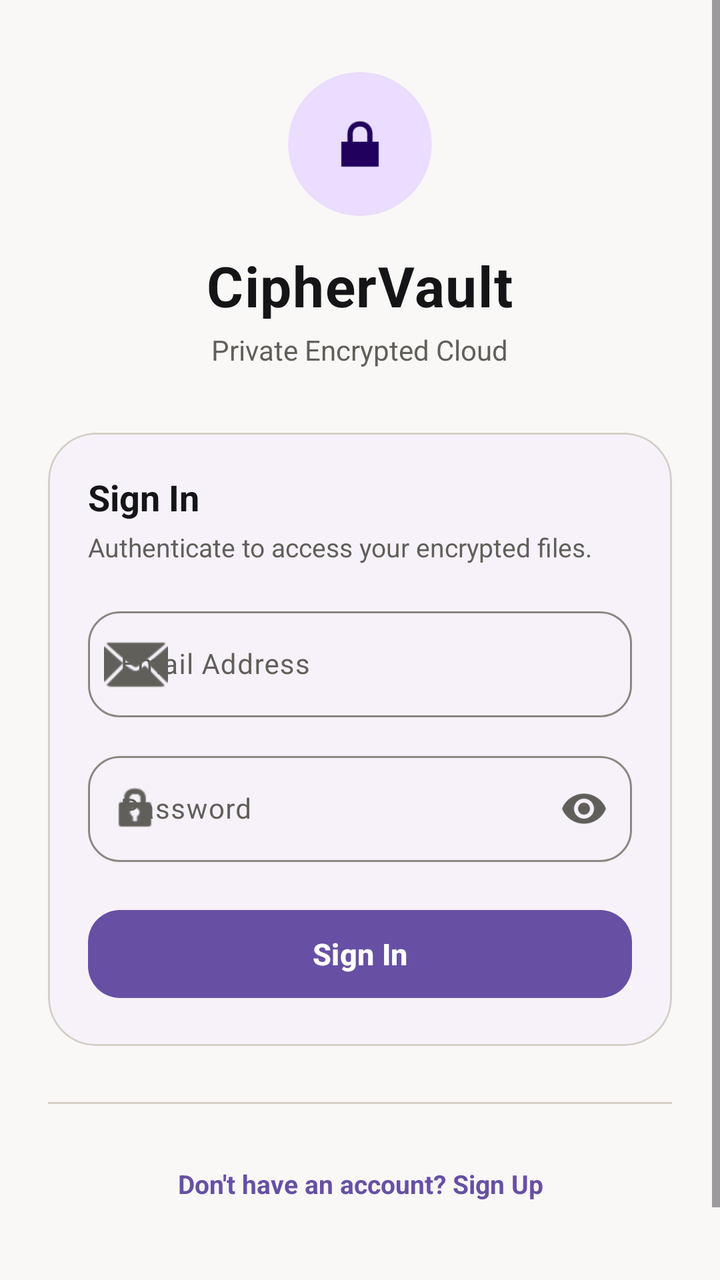
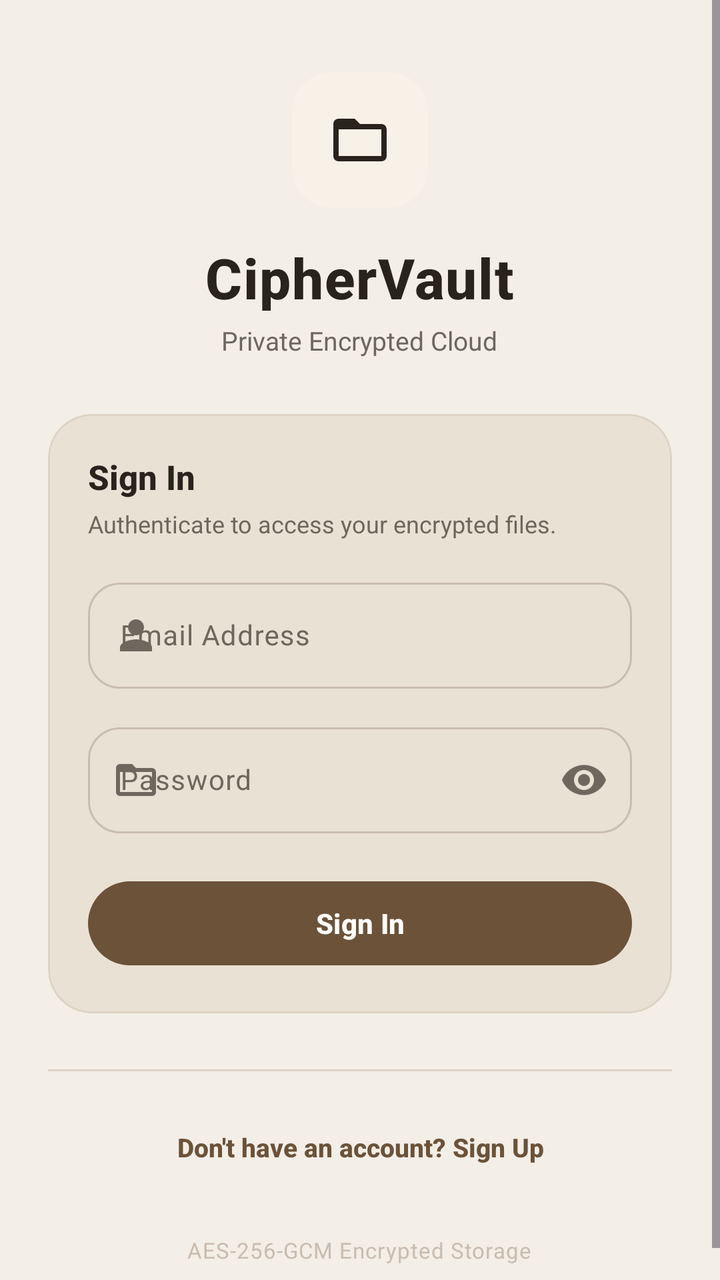

Two renders of the same Android screen: before a commit and after it. Below are the layout's source before the change and the commit's diff.
<!-- AndroidManifest.xml: application theme Theme.CipherVault -->
<!-- res/layout/activity_login.xml -->
<?xml version="1.0" encoding="utf-8"?>
<ScrollView xmlns:android="http://schemas.android.com/apk/res/android"
    xmlns:app="http://schemas.android.com/apk/res-auto"
    android:layout_width="match_parent"
    android:layout_height="match_parent"
    android:fillViewport="true"
    android:fitsSystemWindows="true"
    android:background="?attr/colorSurface">

    <LinearLayout
        android:layout_width="match_parent"
        android:layout_height="wrap_content"
        android:orientation="vertical"
        android:gravity="center_horizontal"
        android:paddingHorizontal="24dp"
        android:paddingTop="36dp"
        android:paddingBottom="24dp">

        
        <com.google.android.material.card.MaterialCardView
            android:layout_width="72dp"
            android:layout_height="72dp"
            app:cardCornerRadius="36dp"
            app:cardElevation="0dp"
            app:strokeWidth="0dp"
            app:cardBackgroundColor="?attr/colorPrimaryContainer">

            <ImageView
                android:layout_width="36dp"
                android:layout_height="36dp"
                android:layout_gravity="center"
                android:contentDescription="Vault Access"
                android:src="@android:drawable/ic_lock_lock"
                app:tint="?attr/colorOnPrimaryContainer" />
        </com.google.android.material.card.MaterialCardView>

        
        <TextView
            android:layout_width="wrap_content"
            android:layout_height="wrap_content"
            android:layout_marginTop="16dp"
            android:text="CipherVault"
            android:textColor="?attr/colorOnSurface"
            android:textSize="28sp"
            android:textStyle="bold"
            android:letterSpacing="0.02" />

        <TextView
            android:layout_width="wrap_content"
            android:layout_height="wrap_content"
            android:layout_marginTop="4dp"
            android:text="Private Encrypted Cloud"
            android:textColor="?attr/colorOnSurfaceVariant"
            android:textSize="14sp" />

        
        <com.google.android.material.card.MaterialCardView
            android:layout_width="match_parent"
            android:layout_height="wrap_content"
            android:layout_marginTop="32dp"
            app:cardCornerRadius="24dp"
            app:cardElevation="0dp"
            app:strokeWidth="1dp"
            app:strokeColor="?attr/colorOutlineVariant"
            app:cardBackgroundColor="?attr/colorSurfaceContainerLow">

            <LinearLayout
                android:layout_width="match_parent"
                android:layout_height="wrap_content"
                android:orientation="vertical"
                android:padding="20dp">

                <TextView
                    android:layout_width="match_parent"
                    android:layout_height="wrap_content"
                    android:text="Sign In"
                    android:textColor="?attr/colorOnSurface"
                    android:textSize="18sp"
                    android:textStyle="bold" />

                <TextView
                    android:layout_width="match_parent"
                    android:layout_height="wrap_content"
                    android:layout_marginTop="4dp"
                    android:text="Authenticate to access your encrypted files."
                    android:textColor="?attr/colorOnSurfaceVariant"
                    android:textSize="13sp"
                    android:lineSpacingExtra="2dp" />

                
                <com.google.android.material.textfield.TextInputLayout
                    android:layout_width="match_parent"
                    android:layout_height="wrap_content"
                    android:layout_marginTop="18dp"
                    android:hint="Email Address"
                    style="@style/Widget.Material3.TextInputLayout.OutlinedBox"
                    app:boxCornerRadiusTopStart="16dp"
                    app:boxCornerRadiusTopEnd="16dp"
                    app:boxCornerRadiusBottomStart="16dp"
                    app:boxCornerRadiusBottomEnd="16dp"
                    app:startIconDrawable="@android:drawable/ic_dialog_email"
                    app:startIconTint="?attr/colorOnSurfaceVariant">

                    <com.google.android.material.textfield.TextInputEditText
                        android:id="@+id/emailInput"
                        android:layout_width="match_parent"
                        android:layout_height="wrap_content"
                        android:inputType="textEmailAddress"
                        android:singleLine="true"
                        android:textColor="?attr/colorOnSurface"
                        android:textSize="14sp" />
                </com.google.android.material.textfield.TextInputLayout>

                
                <com.google.android.material.textfield.TextInputLayout
                    android:layout_width="match_parent"
                    android:layout_height="wrap_content"
                    android:layout_marginTop="14dp"
                    android:hint="Password"
                    style="@style/Widget.Material3.TextInputLayout.OutlinedBox"
                    app:boxCornerRadiusTopStart="16dp"
                    app:boxCornerRadiusTopEnd="16dp"
                    app:boxCornerRadiusBottomStart="16dp"
                    app:boxCornerRadiusBottomEnd="16dp"
                    app:startIconDrawable="@android:drawable/ic_lock_idle_lock"
                    app:startIconTint="?attr/colorOnSurfaceVariant"
                    app:endIconMode="password_toggle">

                    <com.google.android.material.textfield.TextInputEditText
                        android:id="@+id/passwordInput"
                        android:layout_width="match_parent"
                        android:layout_height="wrap_content"
                        android:inputType="textPassword"
                        android:singleLine="true"
                        android:textColor="?attr/colorOnSurface"
                        android:textSize="14sp" />
                </com.google.android.material.textfield.TextInputLayout>

                
                <com.google.android.material.button.MaterialButton
                    android:id="@+id/loginButton"
                    android:layout_width="match_parent"
                    android:layout_height="52dp"
                    android:layout_marginTop="20dp"
                    android:text="Sign In"
                    android:textAllCaps="false"
                    android:textColor="?attr/colorOnPrimary"
                    android:textSize="15sp"
                    android:textStyle="bold"
                    app:backgroundTint="?attr/colorPrimary"
                    app:cornerRadius="16dp" />

            </LinearLayout>
        </com.google.android.material.card.MaterialCardView>

        
        <com.google.android.material.divider.MaterialDivider
            android:layout_width="match_parent"
            android:layout_height="wrap_content"
            android:layout_marginTop="28dp"
            app:dividerColor="?attr/colorOutlineVariant" />

        
        <TextView
            android:id="@+id/registerLink"
            android:layout_width="wrap_content"
            android:layout_height="48dp"
            android:layout_marginTop="16dp"
            android:gravity="center"
            android:clickable="true"
            android:focusable="true"
            android:text="Don't have an account? Sign Up"
            android:textColor="?attr/colorPrimary"
            android:textSize="13sp"
            android:textStyle="bold" />

        
        <TextView
            android:layout_width="wrap_content"
            android:layout_height="wrap_content"
            android:layout_marginTop="24dp"
            android:gravity="center"
            android:text="AES-256-GCM Encrypted Storage"
            android:textColor="?attr/colorOutline"
            android:textSize="11sp"
            android:letterSpacing="0.03" />

    </LinearLayout>
</ScrollView>
<!-- resources referenced by this layout -->
<resources>
  <style name="Theme.CipherVault" parent="Theme.Material3.DayNight.NoActionBar">
          
          <item name="colorSurface">@color/md_theme_light_surface</item>
          <item name="colorOnSurface">@color/md_theme_light_onSurface</item>
          <item name="colorSurfaceVariant">@color/md_theme_light_surfaceVariant</item>
          <item name="colorOnSurfaceVariant">@color/md_theme_light_onSurfaceVariant</item>
          <item name="colorOutline">@color/md_theme_light_outline</item>
          <item name="colorOutlineVariant">@color/md_theme_light_outlineVariant</item>
  
          
          <item name="android:statusBarColor">@android:color/transparent</item>
          <item name="android:navigationBarColor">@android:color/transparent</item>
          <item name="android:windowLightStatusBar">true</item>
          <item name="android:windowLightNavigationBar" tools:targetApi="o_mr1">true</item>
      </style>
  <color name="md_theme_light_surface">#F9F8F6</color>
  <color name="md_theme_light_onSurface">#151518</color>
  <color name="md_theme_light_surfaceVariant">#E6E3DD</color>
  <color name="md_theme_light_onSurfaceVariant">#605F5A</color>
  <color name="md_theme_light_outline">#8A8882</color>
  <color name="md_theme_light_outlineVariant">#D4D0C8</color>
</resources>

<!-- the commit's change to res/layout/activity_login.xml (unified diff, before → after) -->
@@ -18,20 +18,20 @@
 
         
         <com.google.android.material.card.MaterialCardView
-            android:layout_width="72dp"
-            android:layout_height="72dp"
-            app:cardCornerRadius="36dp"
+            android:layout_width="68dp"
+            android:layout_height="68dp"
+            app:cardCornerRadius="20dp"
             app:cardElevation="0dp"
             app:strokeWidth="0dp"
-            app:cardBackgroundColor="?attr/colorPrimaryContainer">
+            app:cardBackgroundColor="?attr/colorSecondaryContainer">
 
             <ImageView
-                android:layout_width="36dp"
-                android:layout_height="36dp"
+                android:layout_width="32dp"
+                android:layout_height="32dp"
                 android:layout_gravity="center"
                 android:contentDescription="Vault Access"
-                android:src="@android:drawable/ic_lock_lock"
-                app:tint="?attr/colorOnPrimaryContainer" />
+                android:src="@drawable/ic_nav_files"
+                app:tint="?attr/colorOnSecondaryContainer" />
         </com.google.android.material.card.MaterialCardView>
 
         
@@ -42,6 +42,7 @@
             android:text="CipherVault"
             android:textColor="?attr/colorOnSurface"
             android:textSize="28sp"
+            android:fontFamily="sans-serif-medium"
             android:textStyle="bold"
             android:letterSpacing="0.02" />
 
@@ -51,14 +52,14 @@
             android:layout_marginTop="4dp"
             android:text="Private Encrypted Cloud"
             android:textColor="?attr/colorOnSurfaceVariant"
-            android:textSize="14sp" />
+            android:textSize="13sp" />
 
         
         <com.google.android.material.card.MaterialCardView
             android:layout_width="match_parent"
             android:layout_height="wrap_content"
-            android:layout_marginTop="32dp"
-            app:cardCornerRadius="24dp"
+            android:layout_marginTop="28dp"
+            app:cardCornerRadius="22dp"
             app:cardElevation="0dp"
             app:strokeWidth="1dp"
             app:strokeColor="?attr/colorOutlineVariant"
@@ -75,7 +76,8 @@
                     android:layout_height="wrap_content"
                     android:text="Sign In"
                     android:textColor="?attr/colorOnSurface"
-                    android:textSize="18sp"
+                    android:textSize="17sp"
+                    android:fontFamily="sans-serif-medium"
                     android:textStyle="bold" />
 
                 <TextView
@@ -84,21 +86,21 @@
                     android:layout_marginTop="4dp"
                     android:text="Authenticate to access your encrypted files."
                     android:textColor="?attr/colorOnSurfaceVariant"
-                    android:textSize="13sp"
+                    android:textSize="12sp"
                     android:lineSpacingExtra="2dp" />
 
                 
                 <com.google.android.material.textfield.TextInputLayout
                     android:layout_width="match_parent"
                     android:layout_height="wrap_content"
-                    android:layout_marginTop="18dp"
+                    android:layout_marginTop="16dp"
                     android:hint="Email Address"
                     style="@style/Widget.Material3.TextInputLayout.OutlinedBox"
                     app:boxCornerRadiusTopStart="16dp"
                     app:boxCornerRadiusTopEnd="16dp"
                     app:boxCornerRadiusBottomStart="16dp"
                     app:boxCornerRadiusBottomEnd="16dp"
-                    app:startIconDrawable="@android:drawable/ic_dialog_email"
+                    app:startIconDrawable="@drawable/ic_nav_profile"
                     app:startIconTint="?attr/colorOnSurfaceVariant">
 
                     <com.google.android.material.textfield.TextInputEditText
@@ -122,7 +124,7 @@
                     app:boxCornerRadiusTopEnd="16dp"
                     app:boxCornerRadiusBottomStart="16dp"
                     app:boxCornerRadiusBottomEnd="16dp"
-                    app:startIconDrawable="@android:drawable/ic_lock_idle_lock"
+                    app:startIconDrawable="@drawable/ic_nav_files"
                     app:startIconTint="?attr/colorOnSurfaceVariant"
                     app:endIconMode="password_toggle">
 
@@ -140,15 +142,15 @@
                 <com.google.android.material.button.MaterialButton
                     android:id="@+id/loginButton"
                     android:layout_width="match_parent"
-                    android:layout_height="52dp"
+                    android:layout_height="50dp"
                     android:layout_marginTop="20dp"
                     android:text="Sign In"
                     android:textAllCaps="false"
                     android:textColor="?attr/colorOnPrimary"
-                    android:textSize="15sp"
+                    android:textSize="14sp"
                     android:textStyle="bold"
                     app:backgroundTint="?attr/colorPrimary"
-                    app:cornerRadius="16dp" />
+                    app:cornerRadius="25dp" />
 
             </LinearLayout>
         </com.google.android.material.card.MaterialCardView>
@@ -165,22 +167,23 @@
             android:id="@+id/registerLink"
             android:layout_width="wrap_content"
             android:layout_height="48dp"
-            android:layout_marginTop="16dp"
+            android:layout_marginTop="14dp"
             android:gravity="center"
             android:clickable="true"
             android:focusable="true"
             android:text="Don't have an account? Sign Up"
             android:textColor="?attr/colorPrimary"
             android:textSize="13sp"
+            android:fontFamily="sans-serif-medium"
             android:textStyle="bold" />
 
         
         <TextView
             android:layout_width="wrap_content"
             android:layout_height="wrap_content"
-            android:layout_marginTop="24dp"
+            android:layout_marginTop="20dp"
             android:gravity="center"
-            android:text="AES-256-GCM Encrypted Storage"
+            android:text="@string/caption_aes_gcm"
             android:textColor="?attr/colorOutline"
             android:textSize="11sp"
             android:letterSpacing="0.03" />
<!-- resource entries referenced after the edit -->
@@ -1,25 +1,103 @@
 <!-- resources referenced by this layout -->
 <resources>
+  <!-- drawable ic_nav_files (drawable) -->
+  <vector xmlns:android="http://schemas.android.com/apk/res/android"
+      android:width="24dp"
+      android:height="24dp"
+      android:viewportWidth="24"
+      android:viewportHeight="24">
+    <path
+        android:fillColor="@android:color/white"
+        android:pathData="M20,6h-8l-2,-2H4C2.9,4 2.01,4.9 2.01,6L2,18c0,1.1 0.9,2 2,2h16c1.1,0 2,-0.9 2,-2V8c0,-1.1 -0.9,-2 -2,-2zM20,18H4V8h16v10z"/>
+  </vector>
+  <!-- drawable ic_nav_profile (drawable) -->
+  <vector xmlns:android="http://schemas.android.com/apk/res/android"
+      android:width="24dp"
+      android:height="24dp"
+      android:viewportWidth="24"
+      android:viewportHeight="24">
+    <path
+        android:fillColor="@android:color/white"
+        android:pathData="M12,12c2.21,0 4,-1.79 4,-4s-1.79,-4 -4,-4 -4,1.79 -4,4 1.79,4 4,4zM12,14c-2.67,0 -8,1.34 -8,4v2h16v-2c0,-2.66 -5.33,-4 -8,-4z"/>
+  </vector>
+  <string name="caption_aes_gcm">AES-256-GCM Encrypted Storage</string>
   <style name="Theme.CipherVault" parent="Theme.Material3.DayNight.NoActionBar">
           
-          <item name="colorSurface">@color/md_theme_light_surface</item>
-          <item name="colorOnSurface">@color/md_theme_light_onSurface</item>
-          <item name="colorSurfaceVariant">@color/md_theme_light_surfaceVariant</item>
-          <item name="colorOnSurfaceVariant">@color/md_theme_light_onSurfaceVariant</item>
-          <item name="colorOutline">@color/md_theme_light_outline</item>
-          <item name="colorOutlineVariant">@color/md_theme_light_outlineVariant</item>
+          <item name="colorPrimary">@color/cv_light_primary_brown</item>
+          <item name="colorOnPrimary">@color/cv_light_surface</item>
+          <item name="colorPrimaryContainer">@color/cv_light_surface_container</item>
+          <item name="colorOnPrimaryContainer">@color/cv_light_text_primary</item>
+  
+          <item name="colorSecondary">@color/cv_light_caramel</item>
+          <item name="colorOnSecondary">@color/cv_light_surface</item>
+          <item name="colorSecondaryContainer">@color/cv_light_surface_elevated</item>
+          <item name="colorOnSecondaryContainer">@color/cv_light_text_primary</item>
+  
+          
+          <item name="android:colorBackground">@color/cv_light_bg</item>
+          <item name="colorSurface">@color/cv_light_bg</item>
+          <item name="colorOnSurface">@color/cv_light_text_primary</item>
+          <item name="colorSurfaceVariant">@color/cv_light_surface_container</item>
+          <item name="colorOnSurfaceVariant">@color/cv_light_text_secondary</item>
+          <item name="colorSurfaceContainer">@color/cv_light_surface</item>
+          <item name="colorSurfaceContainerLow">@color/cv_light_surface_container</item>
+          <item name="colorSurfaceContainerHigh">@color/cv_light_surface_elevated</item>
+          <item name="colorSurfaceContainerHighest">@color/cv_light_surface_container</item>
+  
+          
+          <item name="colorOutline">@color/cv_light_outline</item>
+          <item name="colorOutlineVariant">@color/cv_light_outline_variant</item>
+  
+          
+          <item name="colorError">@color/status_error</item>
+          <item name="colorOnError">#FFFFFF</item>
+          <item name="colorErrorContainer">@color/status_error_container</item>
   
           
           <item name="android:statusBarColor">@android:color/transparent</item>
           <item name="android:navigationBarColor">@android:color/transparent</item>
           <item name="android:windowLightStatusBar">true</item>
           <item name="android:windowLightNavigationBar" tools:targetApi="o_mr1">true</item>
+  
+          
+          <item name="shapeAppearanceSmallComponent">@style/ShapeAppearance.CipherVault.Small</item>
+          <item name="shapeAppearanceMediumComponent">@style/ShapeAppearance.CipherVault.Medium</item>
+          <item name="shapeAppearanceLargeComponent">@style/ShapeAppearance.CipherVault.Large</item>
+          <item name="bottomSheetDialogTheme">@style/Theme.CipherVault.BottomSheetDialog</item>
       </style>
-  <color name="md_theme_light_surface">#F9F8F6</color>
-  <color name="md_theme_light_onSurface">#151518</color>
-  <color name="md_theme_light_surfaceVariant">#E6E3DD</color>
-  <color name="md_theme_light_onSurfaceVariant">#605F5A</color>
-  <color name="md_theme_light_outline">#8A8882</color>
-  <color name="md_theme_light_outlineVariant">#D4D0C8</color>
+  <color name="cv_light_primary_brown">#6B5239</color>
+  <color name="cv_light_surface">#FFFDF9</color>
+  <color name="cv_light_surface_container">#EAE1D5</color>
+  <color name="cv_light_text_primary">#29231D</color>
+  <color name="cv_light_caramel">#A68157</color>
+  <color name="cv_light_surface_elevated">#F7F1E8</color>
+  <color name="cv_light_bg">#F3EEE6</color>
+  <color name="cv_light_text_secondary">#6F665D</color>
+  <color name="cv_light_outline">#C9BDAF</color>
+  <color name="cv_light_outline_variant">#DDD3C5</color>
+  <color name="status_error">#EF4444</color>
+  <color name="status_error_container">#3D1515</color>
+  <style name="ShapeAppearance.CipherVault.Small" parent="ShapeAppearance.Material3.Corner.Small">
+          <item name="cornerSize">14dp</item>
+      </style>
+  <style name="ShapeAppearance.CipherVault.Medium" parent="ShapeAppearance.Material3.Corner.Medium">
+          <item name="cornerSize">20dp</item>
+      </style>
+  <style name="ShapeAppearance.CipherVault.Large" parent="ShapeAppearance.Material3.Corner.Large">
+          <item name="cornerSize">26dp</item>
+      </style>
+  <style name="Theme.CipherVault.BottomSheetDialog" parent="ThemeOverlay.Material3.BottomSheetDialog">
+          <item name="bottomSheetStyle">@style/Widget.CipherVault.BottomSheet</item>
+      </style>
+  <style name="Widget.CipherVault.BottomSheet" parent="Widget.Material3.BottomSheet">
+          <item name="shapeAppearance">@style/ShapeAppearance.CipherVault.BottomSheet</item>
+          <item name="backgroundTint">@color/cv_light_surface</item>
+      </style>
+  <style name="ShapeAppearance.CipherVault.BottomSheet" parent="ShapeAppearance.Material3.Corner.Large">
+          <item name="cornerSizeTopLeft">28dp</item>
+          <item name="cornerSizeTopRight">28dp</item>
+          <item name="cornerSizeBottomLeft">0dp</item>
+          <item name="cornerSizeBottomRight">0dp</item>
+      </style>
 </resources>
 
